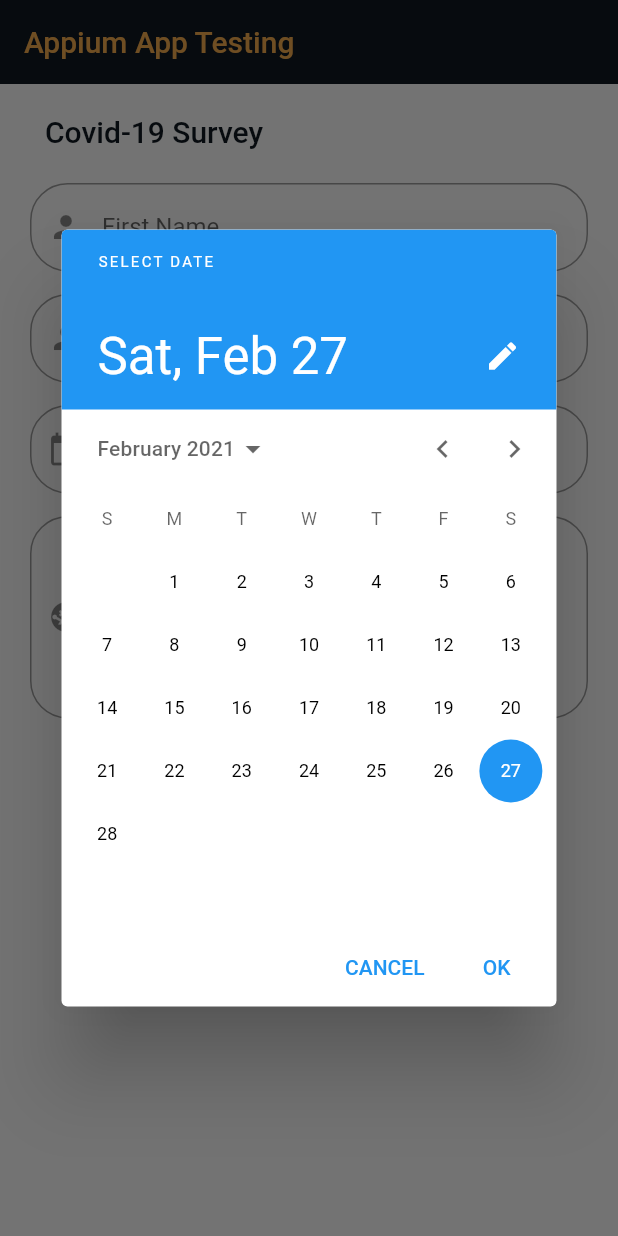
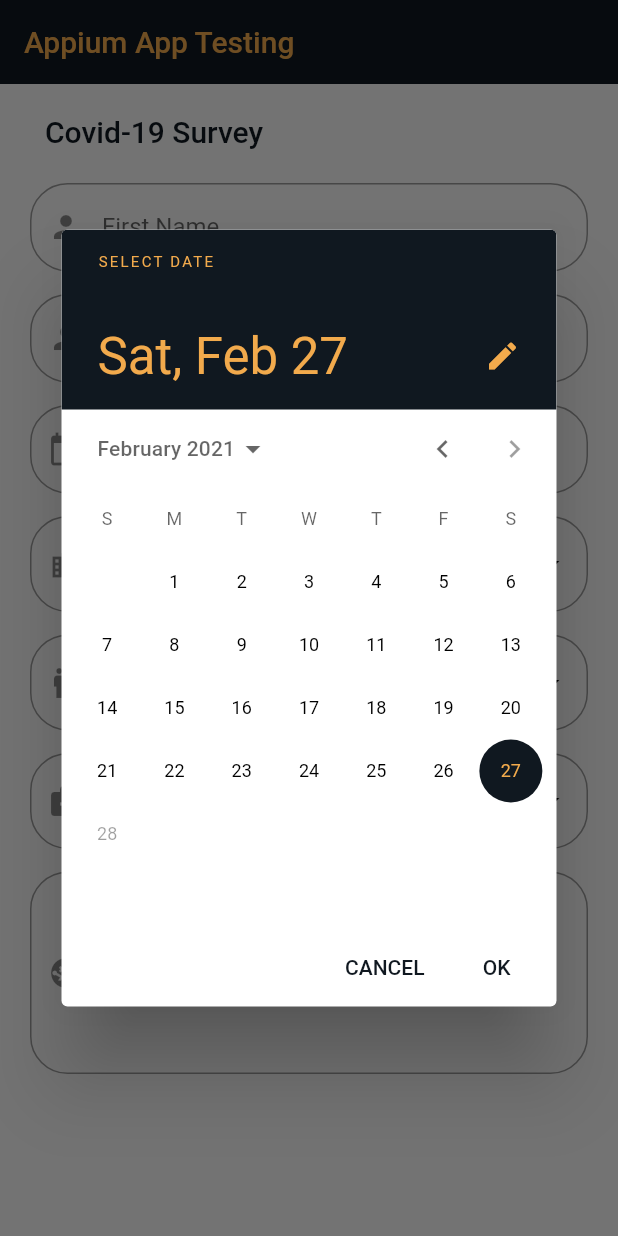
Before and after one commit to Hanzallah/covid-survey-test, a Flutter app: the screen it shows after launch, after a tap on "Birth Date", on a phone screen of 412 x 824 dp. Run offline on Flutter 3.47's test engine with Material 2 defaults, Android fonts, the phone set to English and light mode, and no system bars.

```diff
--- a/covid_survey/lib/survey.dart
+++ b/covid_survey/lib/survey.dart
@@ -1,3 +1,4 @@
+import 'package:covid_survey/utils/utils.dart';
 import 'package:flutter/material.dart';
 
 class Survey extends StatefulWidget {
@@ -18,6 +19,9 @@ class _SurveyState extends State<Survey> {
   FocusNode _focusDate = new FocusNode();
   FocusNode _focusEffects = new FocusNode();
   DateTime selectedDate = DateTime.now();
+  String _chosenGender;
+  String _chosenCity;
+  String _chosenVaccine;
 
   @override
   Widget build(BuildContext context) {
@@ -48,6 +52,7 @@ class _SurveyState extends State<Survey> {
               child: Column(
                 mainAxisAlignment: MainAxisAlignment.center,
                 children: [
+                  // title
                   Container(
                     alignment: Alignment.centerLeft,
                     margin: EdgeInsets.only(left: 10, right: 10),
@@ -160,8 +165,113 @@ class _SurveyState extends State<Survey> {
                   ),
                   SizedBox(height: 15),
                   // city
+                  DropdownButtonHideUnderline(
+                    child: DropdownButtonFormField<String>(
+                      decoration: InputDecoration(
+                        labelText: "City",
+                        prefixIcon: Icon(Icons.location_city),
+                        contentPadding:
+                            EdgeInsets.symmetric(horizontal: 10, vertical: 20),
+                        fillColor: Colors.white,
+                        border: new OutlineInputBorder(
+                          borderRadius: new BorderRadius.circular(25.0),
+                          borderSide: new BorderSide(),
+                        ),
+                      ),
+                      focusColor: Color(0xFFF2AA4C),
+                      value: _chosenCity,
+                      style: TextStyle(color: Colors.white),
+                      iconEnabledColor: Colors.black,
+                      items:
+                          cities.map<DropdownMenuItem<String>>((String value) {
+                        return DropdownMenuItem<String>(
+                          value: value,
+                          child: Text(
+                            value,
+                            style: TextStyle(color: Colors.black),
+                          ),
+                        );
+                      }).toList(),
+                      onChanged: (String value) {
+                        setState(() {
+                          _chosenCity = value;
+                        });
+                      },
+                    ),
+                  ),
+                  SizedBox(height: 15),
                   // gender
+                  DropdownButtonHideUnderline(
+                    child: DropdownButtonFormField<String>(
+                      decoration: InputDecoration(
+                        labelText: "Gender",
+                        prefixIcon: Icon(Icons.wc),
+                        contentPadding:
+                            EdgeInsets.symmetric(horizontal: 10, vertical: 20),
+                        fillColor: Colors.white,
+                        border: new OutlineInputBorder(
+                          borderRadius: new BorderRadius.circular(25.0),
+                          borderSide: new BorderSide(),
+                        ),
+                      ),
+                      focusColor: Color(0xFFF2AA4C),
+                      value: _chosenGender,
+                      style: TextStyle(color: Colors.white),
+                      iconEnabledColor: Colors.black,
+                      items:
+                          genders.map<DropdownMenuItem<String>>((String value) {
+                        return DropdownMenuItem<String>(
+                          value: value,
+                          child: Text(
+                            value,
+                            style: TextStyle(color: Colors.black),
+                          ),
+                        );
+                      }).toList(),
+                      onChanged: (String value) {
+                        setState(() {
+                          _chosenGender = value;
+                        });
+                      },
+                    ),
+                  ),
+                  SizedBox(height: 15),
                   // vaccine type
+                  DropdownButtonHideUnderline(
+                    child: DropdownButtonFormField<String>(
+                      decoration: InputDecoration(
+                        labelText: "Vaccine Type",
+                        prefixIcon: Icon(Icons.medical_services),
+                        contentPadding:
+                            EdgeInsets.symmetric(horizontal: 10, vertical: 20),
+                        fillColor: Colors.white,
+                        border: new OutlineInputBorder(
+                          borderRadius: new BorderRadius.circular(25.0),
+                          borderSide: new BorderSide(),
+                        ),
+                      ),
+                      focusColor: Color(0xFFF2AA4C),
+                      value: _chosenVaccine,
+                      style: TextStyle(color: Colors.white),
+                      iconEnabledColor: Colors.black,
+                      items: vaccines
+                          .map<DropdownMenuItem<String>>((String value) {
+                        return DropdownMenuItem<String>(
+                          value: value,
+                          child: Text(
+                            value,
+                            style: TextStyle(color: Colors.black),
+                          ),
+                        );
+                      }).toList(),
+                      onChanged: (String value) {
+                        setState(() {
+                          _chosenVaccine = value;
+                        });
+                      },
+                    ),
+                  ),
+                  SizedBox(height: 15),
                   // side effects
                   TextFormField(
                     key: Key("sideEffects"),
@@ -189,7 +299,10 @@ class _SurveyState extends State<Survey> {
                   ),
                   SizedBox(height: 15),
                   // submit
-                  if (_formKey.currentState != null &&
+                  if (_chosenGender != null &&
+                      _chosenCity != null &&
+                      _chosenVaccine != null &&
+                      _formKey.currentState != null &&
                       _formKey.currentState.validate())
                     ElevatedButton(
                       key: Key("submit"),
@@ -219,8 +332,21 @@ class _SurveyState extends State<Survey> {
     final DateTime picked = await showDatePicker(
       context: context,
       initialDate: selectedDate,
-      firstDate: DateTime(2000),
-      lastDate: DateTime(2025),
+      firstDate: DateTime(1950),
+      lastDate: DateTime(
+          DateTime.now().year, DateTime.now().month, DateTime.now().day),
+      builder: (BuildContext context, Widget child) {
+        return Theme(
+          data: ThemeData.light().copyWith(
+            colorScheme: ColorScheme.light(
+              primary: Color(0xFF101820),
+              onPrimary: Color(0xFFF2AA4C),
+              surface: Color(0xFF101820),
+            ),
+          ),
+          child: child,
+        );
+      },
     );
     if (picked != null && picked != selectedDate)
       setState(() {
--- /dev/null
+++ b/covid_survey/lib/utils/utils.dart
@@ -0,0 +1,3 @@
+List<String> genders = ["Male", "Female"];
+List<String> vaccines = ["Pfizer", "Moderna", "SinoVac"];
+List<String> cities = ["Istanbul", "Ankara", "Izmir", "Adana", "Trabzon", "Bodrum", "Konya"];
```
